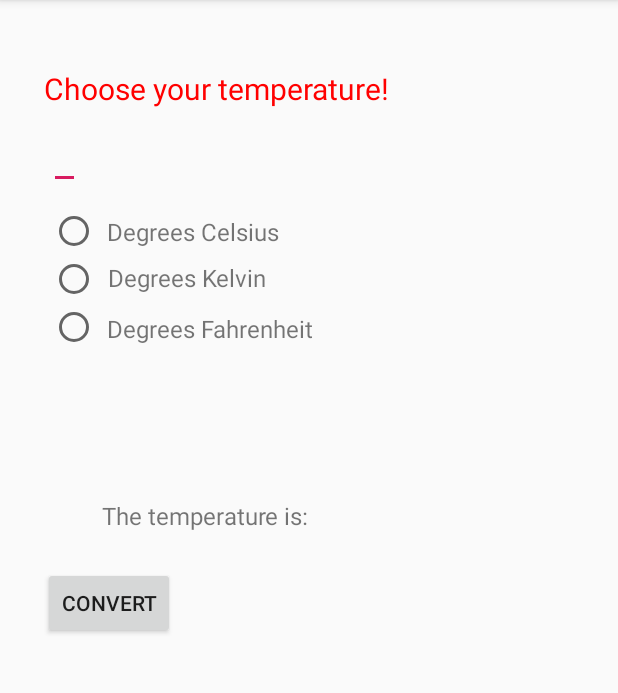
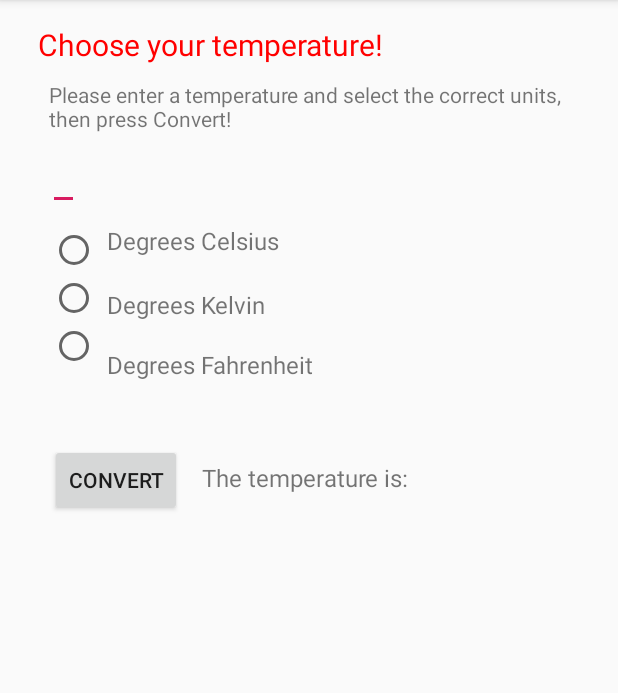
Before and after one commit to jc1989/AndroidStudioProjects, an Android app: the screen it shows after launch (MainActivity), on a phone screen of 412 x 824 dp, the part 84-777 px from its top. Run offline under Robolectric (Android 15) with nearby library versions, the phone set to English and light mode, and no system bars.

Commit message:
Temperature Conversion App
Completed remaining temperature app components.

```diff
--- a/IntroAndroidApp/app/src/main/res/layout/activity_main.xml
+++ b/IntroAndroidApp/app/src/main/res/layout/activity_main.xml
@@ -7,21 +7,33 @@
     tools:context=".MainActivity">
 
 
+    <EditText
+        android:id="@+id/txtInputTemp"
+        android:layout_width="wrap_content"
+        android:layout_height="wrap_content"
+        android:layout_toEndOf="@+id/lblOutput"
+        android:layout_toRightOf="@+id/lblOutput"
+        android:inputType="number"
+        app:layout_constraintBottom_toBottomOf="parent"
+        app:layout_constraintHorizontal_bias="0.081"
+        app:layout_constraintLeft_toLeftOf="parent"
+        app:layout_constraintRight_toRightOf="parent"
+        app:layout_constraintTop_toTopOf="parent"
+        app:layout_constraintVertical_bias="0.131" />
 
     <TextView
         android:id="@+id/tempChoose"
         android:layout_width="wrap_content"
         android:layout_height="wrap_content"
         android:text="Choose your temperature!"
+        android:textColor="#ff0000"
         android:textSize="20sp"
-        android:textColor="#ff0000"
         app:layout_constraintBottom_toBottomOf="parent"
-        app:layout_constraintHorizontal_bias="0.162"
+        app:layout_constraintHorizontal_bias="0.141"
         app:layout_constraintLeft_toLeftOf="parent"
         app:layout_constraintRight_toRightOf="parent"
         app:layout_constraintTop_toTopOf="parent"
-        app:layout_constraintVertical_bias="0.061" />
-
+        app:layout_constraintVertical_bias="0.022" />
 
     <TextView
         android:id="@+id/tempCel"
@@ -34,7 +46,8 @@
         app:layout_constraintLeft_toLeftOf="parent"
         app:layout_constraintRight_toRightOf="parent"
         app:layout_constraintTop_toTopOf="parent"
-        app:layout_constraintVertical_bias="0.192" />
+        app:layout_constraintVertical_bias="0.2" />
+
 
     <TextView
         android:id="@+id/tempKel"
@@ -43,11 +56,11 @@
         android:text="Degrees Kelvin"
         android:textSize="16sp"
         app:layout_constraintBottom_toBottomOf="parent"
-        app:layout_constraintHorizontal_bias="0.27"
+        app:layout_constraintHorizontal_bias="0.267"
         app:layout_constraintLeft_toLeftOf="parent"
         app:layout_constraintRight_toRightOf="parent"
         app:layout_constraintTop_toTopOf="parent"
-        app:layout_constraintVertical_bias="0.234" />
+        app:layout_constraintVertical_bias="0.258" />
 
     <TextView
         android:id="@+id/tempFah"
@@ -56,11 +69,47 @@
         android:text="Degrees Fahrenheit"
         android:textSize="16sp"
         app:layout_constraintBottom_toBottomOf="parent"
-        app:layout_constraintHorizontal_bias="0.304"
+        app:layout_constraintHorizontal_bias="0.303"
         app:layout_constraintLeft_toLeftOf="parent"
         app:layout_constraintRight_toRightOf="parent"
         app:layout_constraintTop_toTopOf="parent"
-        app:layout_constraintVertical_bias="0.28" />
+        app:layout_constraintVertical_bias="0.313" />
+
+    <TextView
+        android:id="@+id/lblOutputC"
+        android:layout_width="wrap_content"
+        android:layout_height="wrap_content"
+        android:textSize="16sp"
+        app:layout_constraintBottom_toBottomOf="parent"
+        app:layout_constraintHorizontal_bias="0.172"
+        app:layout_constraintLeft_toLeftOf="parent"
+        app:layout_constraintRight_toRightOf="parent"
+        app:layout_constraintTop_toTopOf="parent"
+        app:layout_constraintVertical_bias="0.528" />
+
+    <TextView
+        android:id="@+id/lblOutputF"
+        android:layout_width="wrap_content"
+        android:layout_height="wrap_content"
+        android:textSize="16sp"
+        app:layout_constraintBottom_toBottomOf="parent"
+        app:layout_constraintHorizontal_bias="0.172"
+        app:layout_constraintLeft_toLeftOf="parent"
+        app:layout_constraintRight_toRightOf="parent"
+        app:layout_constraintTop_toTopOf="parent"
+        app:layout_constraintVertical_bias="0.485" />
+
+    <TextView
+        android:id="@+id/lblOutputK"
+        android:layout_width="wrap_content"
+        android:layout_height="wrap_content"
+        android:textSize="16sp"
+        app:layout_constraintBottom_toBottomOf="parent"
+        app:layout_constraintHorizontal_bias="0.172"
+        app:layout_constraintLeft_toLeftOf="parent"
+        app:layout_constraintRight_toRightOf="parent"
+        app:layout_constraintTop_toTopOf="parent"
+        app:layout_constraintVertical_bias="0.57" />
 
     <TextView
         android:id="@+id/lblOutput"
@@ -69,33 +118,22 @@
         android:text="The temperature is: "
         android:textSize="16sp"
         app:layout_constraintBottom_toBottomOf="parent"
-        app:layout_constraintHorizontal_bias="0.252"
+        app:layout_constraintHorizontal_bias="0.498"
         app:layout_constraintLeft_toLeftOf="parent"
         app:layout_constraintRight_toRightOf="parent"
         app:layout_constraintTop_toTopOf="parent"
-        app:layout_constraintVertical_bias="0.446" />
+        app:layout_constraintVertical_bias="0.412" />
 
     <TextView
         android:id="@+id/lblDisplay"
         android:layout_width="wrap_content"
         android:layout_height="wrap_content"
         app:layout_constraintBottom_toBottomOf="parent"
-        app:layout_constraintHorizontal_bias="0.284"
+        app:layout_constraintHorizontal_bias="0.172"
         app:layout_constraintLeft_toLeftOf="parent"
         app:layout_constraintRight_toRightOf="parent"
         app:layout_constraintTop_toTopOf="parent"
-        app:layout_constraintVertical_bias="0.446" />
-
-    <EditText
-        android:id="@+id/txtInput"
-        android:layout_width="wrap_content"
-        android:layout_height="wrap_content"
-        app:layout_constraintBottom_toBottomOf="parent"
-        app:layout_constraintHorizontal_bias="0.084"
-        app:layout_constraintLeft_toLeftOf="parent"
-        app:layout_constraintRight_toRightOf="parent"
-        app:layout_constraintTop_toTopOf="parent"
-        app:layout_constraintVertical_bias="0.112" />
+        app:layout_constraintVertical_bias="0.632" />
 
     <Button
         android:id="@+id/btnConvert"
@@ -103,16 +141,16 @@
         android:layout_height="wrap_content"
         android:text="Convert"
         app:layout_constraintBottom_toBottomOf="parent"
-        app:layout_constraintHorizontal_bias="0.089"
+        app:layout_constraintHorizontal_bias="0.102"
         app:layout_constraintLeft_toLeftOf="parent"
         app:layout_constraintRight_toRightOf="parent"
         app:layout_constraintTop_toTopOf="parent"
-        app:layout_constraintVertical_bias="0.525" />
+        app:layout_constraintVertical_bias="0.411" />
 
     <RadioGroup
         android:id="@+id/tempGroup"
-        android:layout_width="39dp"
-        android:layout_height="159dp"
+        android:layout_width="38dp"
+        android:layout_height="105dp"
         app:layout_constraintBottom_toBottomOf="parent"
         app:layout_constraintHorizontal_bias="0.089"
         app:layout_constraintLeft_toLeftOf="parent"
@@ -156,4 +194,16 @@
 
     </RadioGroup>
 
+    <TextView
+        android:id="@+id/textView"
+        android:layout_width="346dp"
+        android:layout_height="39dp"
+        android:text="Please enter a temperature and select the correct units, then press Convert!"
+        app:layout_constraintBottom_toBottomOf="parent"
+        app:layout_constraintHorizontal_bias="0.492"
+        app:layout_constraintLeft_toLeftOf="parent"
+        app:layout_constraintRight_toRightOf="parent"
+        app:layout_constraintTop_toTopOf="parent"
+        app:layout_constraintVertical_bias="0.073" />
+
 </androidx.constraintlayout.widget.ConstraintLayout>
```
Also changed, not shown: IntroAndroidApp/app/src/main/java/com/example/introandroidapp/MainActivity.java (+104 -14 lines).
